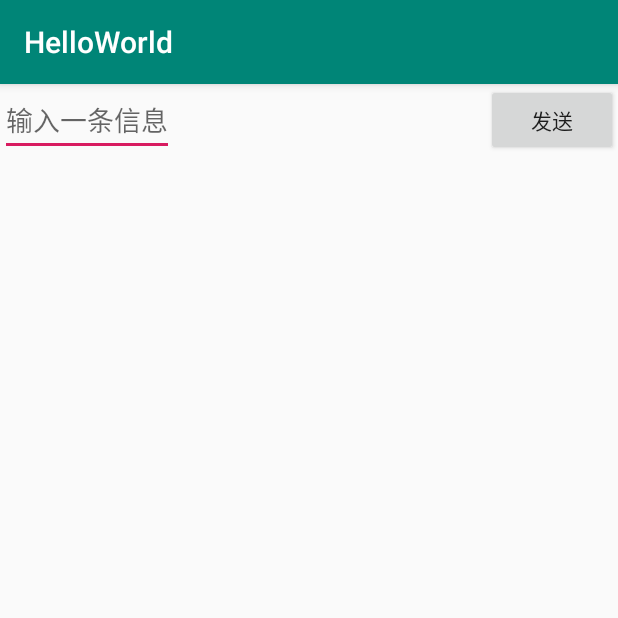
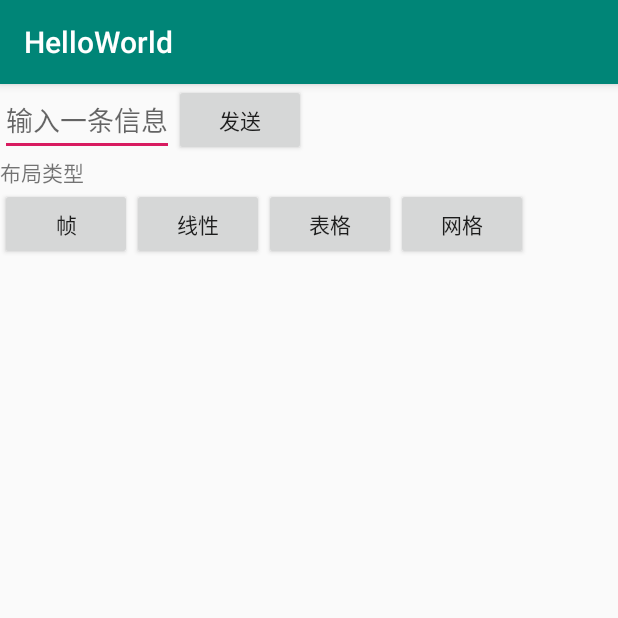
Before and after one commit to DavidJi80/AndroidHelloWorld, an Android app: the screen it shows after launch (MainActivity), on a phone screen of 412 x 824 dp, the top half of it. Run offline under Robolectric (Android 15) with nearby library versions, the phone set to English and light mode, and no system bars.

Commit message:
Android：界面布局

```diff
--- a/app/src/main/AndroidManifest.xml
+++ b/app/src/main/AndroidManifest.xml
@@ -16,6 +16,10 @@
             </intent-filter>
         </activity>
         <activity android:name=".DisplayMessageActivity"></activity>
+        <activity android:name=".FrameLayoutActivity"></activity>
+        <activity android:name=".LinearLayoutActivity"></activity>
+        <activity android:name=".TabIeLayoutActivity"></activity>
+        <activity android:name=".GridLayoutActivity"></activity>
     </application>
 
 </manifest>
--- a/app/src/main/res/layout/activity_main.xml
+++ b/app/src/main/res/layout/activity_main.xml
@@ -1,22 +1,76 @@
 <?xml version="1.0" encoding="utf-8"?>
-<android.support.constraint.ConstraintLayout xmlns:android="http://schemas.android.com/apk/res/android"
+
+<RelativeLayout xmlns:android="http://schemas.android.com/apk/res/android"
     xmlns:app="http://schemas.android.com/apk/res-auto"
     xmlns:tools="http://schemas.android.com/tools"
     android:layout_width="match_parent"
     android:layout_height="match_parent"
-    tools:context=".MainActivity">
+    tools:context=".MainActivity"
+    tools:ignore="MissingConstraints">
 
     <EditText
         android:id="@+id/edit_message"
-        android:layout_width="wrap_content"
+        android:layout_width="wrap_content" android:inputType=""
         android:layout_height="wrap_content"
-        android:hint="@string/edit_message"/>
+        android:layout_alignParentLeft="true"
+        android:layout_alignParentTop="true"
+        android:hint="@string/edit_message" />
 
     <Button
         android:layout_width="wrap_content"
         android:layout_height="wrap_content"
-        android:text="@string/button_send"
+        android:layout_alignTop="@+id/edit_message"
+        android:layout_alignBottom="@+id/edit_message"
+        android:layout_toRightOf="@+id/edit_message"
         android:onClick="sendMessage"
-        app:layout_constraintRight_toRightOf="parent"/>
+        android:text="@string/button_send" />
 
-</android.support.constraint.ConstraintLayout>
+    <TextView
+        android:id="@+id/tvButtons"
+        android:layout_width="wrap_content"
+        android:layout_height="wrap_content"
+        android:layout_below="@+id/edit_message"
+        android:layout_alignLeft="@+id/edit_message"
+        android:text="布局类型" />
+
+    <Button
+        android:id="@+id/btnFrame"
+        android:layout_width="wrap_content"
+        android:layout_height="wrap_content"
+        android:layout_below="@+id/tvButtons"
+        android:layout_alignLeft="@+id/tvButtons"
+        android:onClick="btnFrameClick"
+        android:text="帧" />
+
+    <Button
+        android:id="@+id/btnLinear"
+        android:layout_width="wrap_content"
+        android:layout_height="wrap_content"
+        android:layout_below="@+id/tvButtons"
+        android:layout_alignTop="@+id/btnFrame"
+        android:layout_alignBottom="@+id/btnFrame"
+        android:layout_toRightOf="@+id/btnFrame"
+        android:onClick="btnLinearClick"
+        android:text="线性" />
+
+    <Button
+        android:id="@+id/btnTable"
+        android:layout_width="wrap_content"
+        android:layout_height="wrap_content"
+        android:layout_below="@+id/tvButtons"
+        android:layout_alignTop="@+id/btnFrame"
+        android:layout_alignBottom="@+id/btnFrame"
+        android:layout_toRightOf="@+id/btnLinear"
+        android:onClick="btnTableClick"
+        android:text="表格" />
+
+    <Button
+        android:id="@+id/btnGrid"
+        android:layout_width="wrap_content"
+        android:layout_height="wrap_content"
+        android:layout_alignTop="@+id/btnFrame"
+        android:layout_alignBottom="@+id/btnFrame"
+        android:layout_toRightOf="@+id/btnTable"
+        android:onClick="btnGridClick"
+        android:text="网格" />
+</RelativeLayout>
```
Also changed, not shown: app/src/main/java/com/github/davidji80/helloworld/FrameLayoutActivity.java (added, +78 -0 lines), app/src/main/java/com/github/davidji80/helloworld/GridLayoutActivity.java (added, +12 -0 lines), app/src/main/java/com/github/davidji80/helloworld/LinearLayoutActivity.java (added, +12 -0 lines), app/src/main/java/com/github/davidji80/helloworld/MainActivity.java (+30 -0 lines), app/src/main/java/com/github/davidji80/helloworld/TabIeLayoutActivity.java (added, +12 -0 lines), app/src/main/res/layout/activity_framelayout.xml (added, +9 -0 lines), app/src/main/res/layout/activity_gridlayout.xml (added, +63 -0 lines), app/src/main/res/layout/activity_linearlayout.xml (added, +19 -0 lines), app/src/main/res/layout/activity_tablelayout.xml (added, +55 -0 lines), app/src/main/res/drawable-v24/m1.jpg (added), app/src/main/res/drawable-v24/m2.jpg (added), app/src/main/res/drawable-v24/m3.jpg (added), app/src/main/res/drawable-v24/m4.jpg (added), app/src/main/res/drawable-v24/m5.jpg (added), 3 more files.
